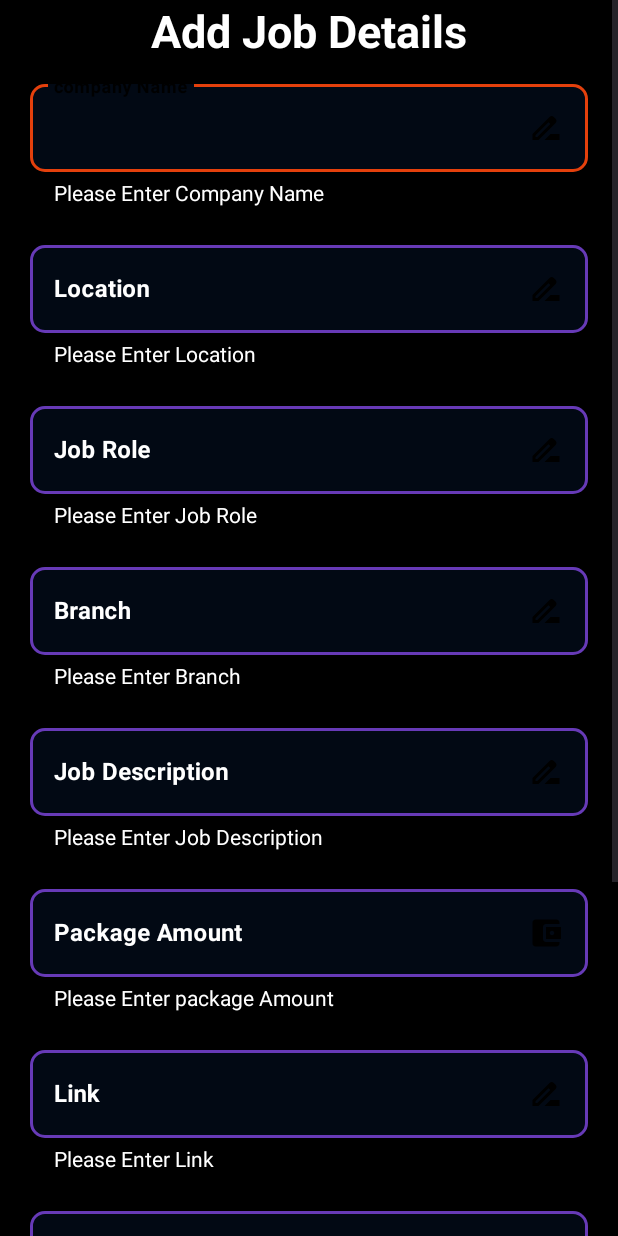
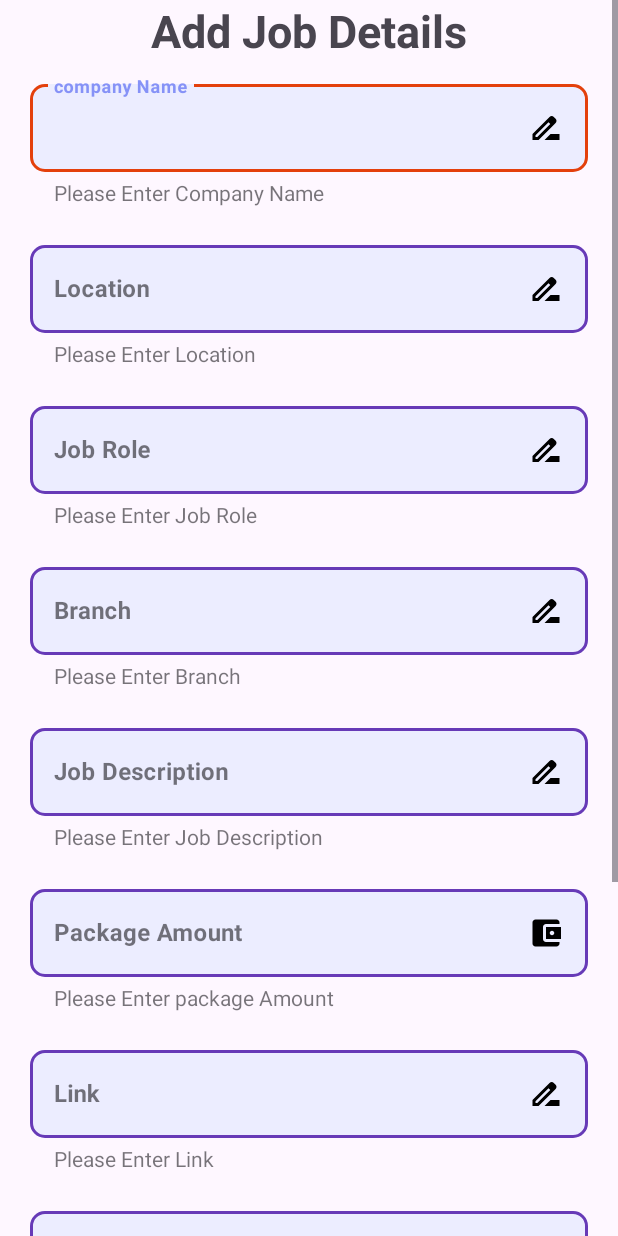
Before and after one commit to danu20002/JobbyBoy, an Android app: the layout activity_job_adder.xml on its own in the app's theme, with its tools: preview values and no code run, on a phone screen of 412 x 824 dp. Run offline under Robolectric (Android 15) with nearby library versions, the phone set to English and light mode, and no system bars.

Commit message:
Updated now

```diff
--- a/app/src/main/res/layout/activity_job_adder.xml
+++ b/app/src/main/res/layout/activity_job_adder.xml
@@ -4,7 +4,7 @@
     xmlns:tools="http://schemas.android.com/tools"
     android:layout_width="match_parent"
     android:layout_height="match_parent"
-    android:background="@color/black"
+
     tools:context=".activities.job_adder">
    <ScrollView
        android:layout_width="match_parent"
@@ -18,7 +18,7 @@
                android:layout_height="wrap_content"
                android:textStyle="bold"
                android:textSize="30sp"
-               android:textColor="@color/white"
+
                android:text="Add Job Details"
                android:textAlignment="center"/>
 
@@ -38,9 +38,9 @@
                app:boxStrokeWidth="2dp"
                android:layout_marginLeft="20dp"
                app:helperTextEnabled="true"
-               android:textColorHint="@color/white"
+
                app:helperText="Please Enter Company Name"
-               app:helperTextTextColor="@color/white"
+
                app:helperTextTextAppearance="@color/backgroundsetter"
                style="@style/Widget.MaterialComponents.TextInputLayout.OutlinedBox"
                android:theme="@style/EditTextThemeOverlay">
@@ -53,8 +53,8 @@
                    android:id="@+id/companyname_jobadder"
                    android:textEditPasteWindowLayout="@style/Widget.Material3.TextInputEditText.FilledBox"
                    android:drawableEnd="@drawable/baseline_drive_file_rename_outline_24"
-                   android:textColorHint="@color/white"
-                   android:textColor="@color/white"/>
+
+                  />
 
 
            </com.google.android.material.textfield.TextInputLayout>
@@ -74,9 +74,9 @@
                app:boxStrokeWidth="2dp"
                android:layout_marginLeft="20dp"
                app:helperTextEnabled="true"
-               android:textColorHint="@color/white"
+
                app:helperText="Please Enter Location"
-               app:helperTextTextColor="@color/white"
+
                app:helperTextTextAppearance="@color/backgroundsetter"
                style="@style/Widget.MaterialComponents.TextInputLayout.OutlinedBox"
                android:theme="@style/EditTextThemeOverlay">
@@ -89,8 +89,8 @@
                    android:id="@+id/location_jobadder"
                    android:textEditPasteWindowLayout="@style/Widget.Material3.TextInputEditText.FilledBox"
                    android:drawableEnd="@drawable/baseline_drive_file_rename_outline_24"
-                   android:textColorHint="@color/white"
-                   android:textColor="@color/white"/>
+
+                 />
 
 
            </com.google.android.material.textfield.TextInputLayout>
@@ -110,9 +110,9 @@
                app:boxStrokeWidth="2dp"
                android:layout_marginLeft="20dp"
                app:helperTextEnabled="true"
-               android:textColorHint="@color/white"
+
                app:helperText="Please Enter Job Role"
-               app:helperTextTextColor="@color/white"
+
                app:helperTextTextAppearance="@color/backgroundsetter"
                style="@style/Widget.MaterialComponents.TextInputLayout.OutlinedBox"
                android:theme="@style/EditTextThemeOverlay">
@@ -125,8 +125,8 @@
                    android:id="@+id/jobrole_jobadder"
                    android:textEditPasteWindowLayout="@style/Widget.Material3.TextInputEditText.FilledBox"
                    android:drawableEnd="@drawable/baseline_drive_file_rename_outline_24"
-                   android:textColorHint="@color/white"
-                   android:textColor="@color/white"/>
+
+                   />
 
 
            </com.google.android.material.textfield.TextInputLayout>
@@ -146,9 +146,9 @@
                app:boxStrokeWidth="2dp"
                android:layout_marginLeft="20dp"
                app:helperTextEnabled="true"
-               android:textColorHint="@color/white"
+
                app:helperText="Please Enter Branch"
-               app:helperTextTextColor="@color/white"
+
                app:helperTextTextAppearance="@color/backgroundsetter"
                style="@style/Widget.MaterialComponents.TextInputLayout.OutlinedBox"
                android:theme="@style/EditTextThemeOverlay">
@@ -161,8 +161,8 @@
                    android:id="@+id/branch_jobadder"
                    android:textEditPasteWindowLayout="@style/Widget.Material3.TextInputEditText.FilledBox"
                    android:drawableEnd="@drawable/baseline_drive_file_rename_outline_24"
-                   android:textColorHint="@color/white"
-                   android:textColor="@color/white"/>
+
+                  />
 
 
            </com.google.android.material.textfield.TextInputLayout>
@@ -182,9 +182,9 @@
                app:boxStrokeWidth="2dp"
                android:layout_marginLeft="20dp"
                app:helperTextEnabled="true"
-               android:textColorHint="@color/white"
+
                app:helperText="Please Enter Job Description"
-               app:helperTextTextColor="@color/white"
+
                app:helperTextTextAppearance="@color/backgroundsetter"
                style="@style/Widget.MaterialComponents.TextInputLayout.OutlinedBox"
                android:theme="@style/EditTextThemeOverlay">
@@ -197,8 +197,8 @@
                    android:id="@+id/jobdescription_jobadder"
                    android:textEditPasteWindowLayout="@style/Widget.Material3.TextInputEditText.FilledBox"
                    android:drawableEnd="@drawable/baseline_drive_file_rename_outline_24"
-                   android:textColorHint="@color/white"
-                   android:textColor="@color/white"/>
+
+                   />
 
 
            </com.google.android.material.textfield.TextInputLayout>
@@ -218,9 +218,9 @@
                app:boxStrokeWidth="2dp"
                android:layout_marginLeft="20dp"
                app:helperTextEnabled="true"
-               android:textColorHint="@color/white"
+
                app:helperText="Please Enter package Amount"
-               app:helperTextTextColor="@color/white"
+
                app:helperTextTextAppearance="@color/backgroundsetter"
                style="@style/Widget.MaterialComponents.TextInputLayout.OutlinedBox"
                android:theme="@style/EditTextThemeOverlay">
@@ -233,8 +233,8 @@
                    android:id="@+id/package_amount_jobadder"
                    android:textEditPasteWindowLayout="@style/Widget.Material3.TextInputEditText.FilledBox"
                    android:drawableEnd="@drawable/baseline_account_balance_wallet_24"
-                   android:textColorHint="@color/white"
-                   android:textColor="@color/white"/>
+
+                   />
 
 
            </com.google.android.material.textfield.TextInputLayout>
@@ -254,9 +254,9 @@
                app:boxStrokeWidth="2dp"
                android:layout_marginLeft="20dp"
                app:helperTextEnabled="true"
-               android:textColorHint="@color/white"
+
                app:helperText="Please Enter Link"
-               app:helperTextTextColor="@color/white"
+
                app:helperTextTextAppearance="@color/backgroundsetter"
                style="@style/Widget.MaterialComponents.TextInputLayout.OutlinedBox"
                android:theme="@style/EditTextThemeOverlay">
@@ -269,8 +269,7 @@
                    android:id="@+id/link_jobadder"
                    android:textEditPasteWindowLayout="@style/Widget.Material3.TextInputEditText.FilledBox"
                    android:drawableEnd="@drawable/baseline_drive_file_rename_outline_24"
-                   android:textColorHint="@color/white"
-                   android:textColor="@color/white"/>
+                   />
 
 
            </com.google.android.material.textfield.TextInputLayout>
@@ -290,9 +289,9 @@
                app:boxStrokeWidth="2dp"
                android:layout_marginLeft="20dp"
                app:helperTextEnabled="true"
-               android:textColorHint="@color/white"
+
                app:helperText="Please Enter last date"
-               app:helperTextTextColor="@color/white"
+
                app:helperTextTextAppearance="@color/backgroundsetter"
                style="@style/Widget.MaterialComponents.TextInputLayout.OutlinedBox"
                android:theme="@style/EditTextThemeOverlay">
@@ -305,8 +304,7 @@
                    android:id="@+id/lastdate_jobadder"
                    android:textEditPasteWindowLayout="@style/Widget.Material3.TextInputEditText.FilledBox"
                    android:drawableEnd="@drawable/baseline_date_range_24"
-                   android:textColorHint="@color/white"
-                   android:textColor="@color/white"/>
+                   />
 
 
            </com.google.android.material.textfield.TextInputLayout>
@@ -315,7 +313,7 @@
                android:layout_height="wrap_content"
                android:textAlignment="textStart"
                android:text="Upload Company Logo"
-               android:textColor="@color/white"
+
                android:textStyle="bold"
                android:textSize="20sp"
                android:layout_margin="20dp"/>
@@ -333,7 +331,7 @@
                android:text="Upload"
                android:textStyle="bold"
                android:id="@+id/upload_btn_jobadder"
-               android:textColor="@color/white"/>
+               />
        </androidx.appcompat.widget.LinearLayoutCompat>
    </ScrollView>
 </RelativeLayout>
--- a/app/src/main/res/layout/single_job_layout.xml
+++ b/app/src/main/res/layout/single_job_layout.xml
@@ -151,6 +151,7 @@
                 android:textColor="@color/white"
                 android:background="@drawable/btn_background"
                 android:id="@+id/apply_btn"
+                android:drawableEnd="@drawable/icons_external_link"
                 android:paddingRight="5dp"
                 android:text="Apply" />
 
--- a/app/src/main/res/values-night/themes.xml
+++ b/app/src/main/res/values-night/themes.xml
@@ -3,7 +3,7 @@
     <style name="Base.Theme.JobbyBoy" parent="Theme.Material3.DayNight.NoActionBar">
         <!-- Customize your dark theme here. -->
         <!-- <item name="colorPrimary">@color/my_dark_primary</item> -->
-        <item name="colorPrimary">#000000</item>
+        <item name="colorPrimary">@color/danu_color</item>
         <item name="colorSecondary">#0E0E0E</item>
 
 
@@ -21,5 +21,6 @@
         <item name="android:textColor">@android:color/holo_green_dark</item>
         <item name="android:textSize">16sp</item>
         <item name="android:textStyle">bold|italic</item>
+
     </style>
 </resources>
--- a/app/src/main/res/values/themes.xml
+++ b/app/src/main/res/values/themes.xml
@@ -1,12 +1,12 @@
 <resources xmlns:tools="http://schemas.android.com/tools">
     <!-- Base application theme. -->
-    <style name="Base.Theme.JobbyBoy" parent="Theme.Material3.Light.NoActionBar">
+    <style name="Base.Theme.JobbyBoy" parent="Theme.Material3.DayNight.NoActionBar">
         <!-- Customize your light theme here. -->
         <!-- <item name="colorPrimary">@color/my_light_primary</item> -->
-        <item name="colorPrimary">#000000</item>
+        <item name="colorPrimary">@color/danu_color</item>
         <item name="boxStrokeColor">@color/purple_200</item>
         <item name="hintTextColor">#000000</item>
-        <item name="android:forceDarkAllowed" tools:targetApi="q">false</item>
+
     </style>
 
     <style name="Theme.JobbyBoy" parent="Base.Theme.JobbyBoy" />
--- a/build.gradle
+++ b/build.gradle
@@ -4,5 +4,5 @@ buildscript {
     }
 }// Top-level build file where you can add configuration options common to all sub-projects/modules.
 plugins {
-id 'com.android.application' version '8.1.3' apply false
+id 'com.android.application' version '8.1.4' apply false
 }
```
Also changed, not shown: app/build.gradle (+10 -2 lines), app/src/main/java/com/daneshnaik/jobbyboy/activities/Forgot_password.java (+24 -10 lines), app/src/main/java/com/daneshnaik/jobbyboy/activities/MainActivity.java (+4 -4 lines), app/src/main/java/com/daneshnaik/jobbyboy/activities/User_sign_up.java (+55 -0 lines), app/src/main/java/com/daneshnaik/jobbyboy/activities/mainscreen.java (+49 -18 lines), app/src/main/res/layout/activity_mainscreen.xml (+35 -18 lines), app/src/main/res/layout/fragment_main_screen_frag.xml (+29 -2 lines), app/src/main/res/drawable/icons_external_link.png (added), app/src/main/res/drawable/jobbyboy_logo_original.jpg (added).
